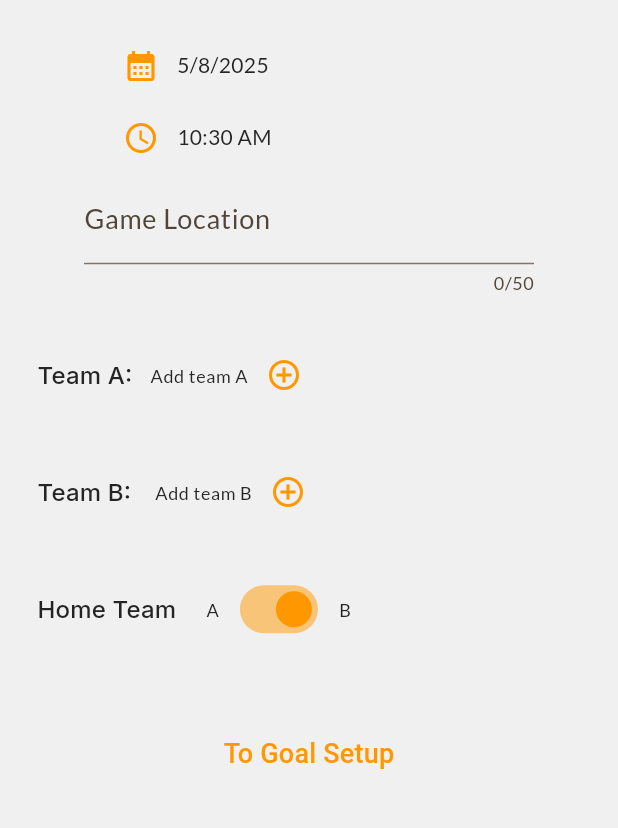
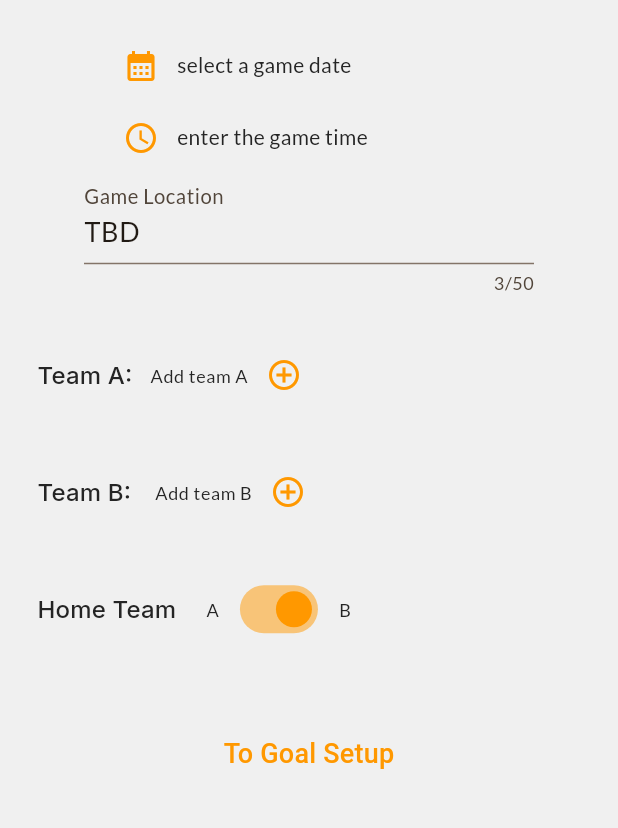
Before and after one commit to eric9ten/pk_stats, a Flutter app: the screen it shows after launch, after a tap on "Start", on a phone screen of 412 x 824 dp, the part 125-953 px from its top. Run offline on Flutter 3.47's test engine with Material 3 defaults, Android fonts, the phone set to English and light mode, and no system bars; our stand-ins replace flutter_colorpicker, flutter_riverpod, google_fonts, google_mobile_ads, pdf, printing and 1 more; network calls fail; Roboto replaces fonts that are missing (Dosis).

Commit message:
bug: fix null error

```diff
--- a/lib/views/game_review.dart
+++ b/lib/views/game_review.dart
@@ -110,7 +110,7 @@ class GameReviewView extends ConsumerWidget {
           !ref.read(aIsDefendingRightProvider);
       Navigator.pop(context, 2);
     } else {
-      restartGame;
+      restartGame();
     }
   }
 
@@ -133,7 +133,8 @@ class GameReviewView extends ConsumerWidget {
                   Row(
                     mainAxisAlignment: MainAxisAlignment.center,
                     children: [
-                      Text(formatter.format(game.date!),
+                      Text(
+                        game.date != null ? formatter.format(game.date!) : 'Date TBD',
                           style: Theme.of(context)
                               .textTheme
                               .titleMedium!
@@ -152,7 +153,8 @@ class GameReviewView extends ConsumerWidget {
                   Row(
                     mainAxisAlignment: MainAxisAlignment.center,
                     children: [
-                      Text(game.time!.format(context),
+                      Text(
+                        game.time != null ? game.time!.format(context) : 'Time TBD',
                         style: Theme.of(context)
                             .textTheme
                             .titleMedium!
@@ -193,8 +195,8 @@ class GameReviewView extends ConsumerWidget {
                                       TableCell(
                                         child:
                                         ColoredTitle(
-                                          title: game.teamA!.abbrev,
-                                          color: game.teamA!.color
+                                          title: game.teamA != null ? game.teamA!.abbrev : 'TBD',
+                                          color: game.teamA != null ? game.teamA!.color : 'FF000000',
                                         ),
                                       ),
                                       const TableCell(
@@ -204,8 +206,8 @@ class GameReviewView extends ConsumerWidget {
                                         verticalAlignment: TableCellVerticalAlignment.middle,
                                         child:
                                         ColoredTitle(
-                                          title: game.teamB!.abbrev,
-                                          color: game.teamB!.color
+                                          title: game.teamB != null ? game.teamB!.abbrev : 'TBD',
+                                          color: game.teamB != null ? game.teamB!.color : 'FFFFFFFF',
                                         ),
                                       )
                                     ],
--- a/lib/views/game_setup.dart
+++ b/lib/views/game_setup.dart
@@ -36,22 +36,14 @@ class _GameSetupViewState extends ConsumerState<GameSetupView> {
   @override
   void initState() {
     super.initState();
-    // ref.read(gameListProvider.notifier).update((state) => []);
-    print('GameSetupView initState: _selectedDate=$_selectedDate, _selectedTime=$_selectedTime, _locationController.text=${_locationController.text}');
     final games = ref.read(gameListProvider);
-     print('GameSetupView initState: games=$games');
     if (games.isNotEmpty) {
       final game = games.first;
-      print('Game: date=${game.date}, time=${game.time}, location=${game.location}');
       _teamANameController.text = game.teamA?.name ?? '';
       _teamBNameController.text = game.teamB?.name ?? '';
-      _locationController.text = game.location ?? 'TBD';
-      _selectedDate = game.date;
-      _selectedTime = game.time;
+      _locationController.text = 'TBD';
       _isAHome = game.isAHome ?? true;
     }
-    // Ensure defaults are logged
-    print('After initState: _selectedDate=$_selectedDate, _selectedTime=$_selectedTime, _locationController.text=${_locationController.text}');
   }
 
   @override
@@ -198,9 +190,6 @@ class _GameSetupViewState extends ConsumerState<GameSetupView> {
     final teamB = teams[1];
     final isAHome = ref.watch(isAHomeProvider);
     final keyboardSpace = MediaQuery.of(context).viewInsets.bottom;
-
-    print('DATE: ${_selectedDate}');
-    print('TIME: ${_selectedTime}');
 
     return Scaffold (
       appBar: AppBar (
```
Lines whose indentation alone changed are shown as unchanged.
